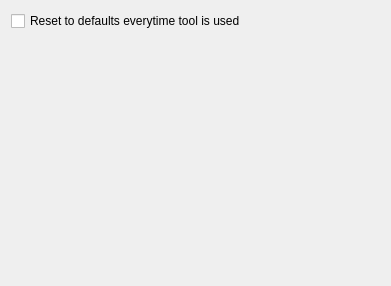
The window that scripts/Edit/Paste/PreferencesPage.ui (qcad/qcad) describes before a commit, drawn with Qt 5.
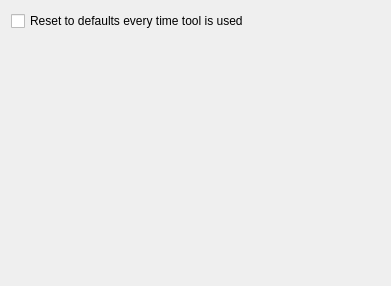
The same window after the commit.

Commit message: spell check

Patch:
```diff
--- a/scripts/Edit/Paste/PreferencesPage.ui
+++ b/scripts/Edit/Paste/PreferencesPage.ui
@@ -14,7 +14,7 @@
    <item>
     <widget class="QCheckBox" name="ResetOnToolStart">
      <property name="text">
-      <string>Reset to defaults everytime tool is used</string>
+      <string>Reset to defaults every time tool is used</string>
      </property>
     </widget>
    </item>
```
